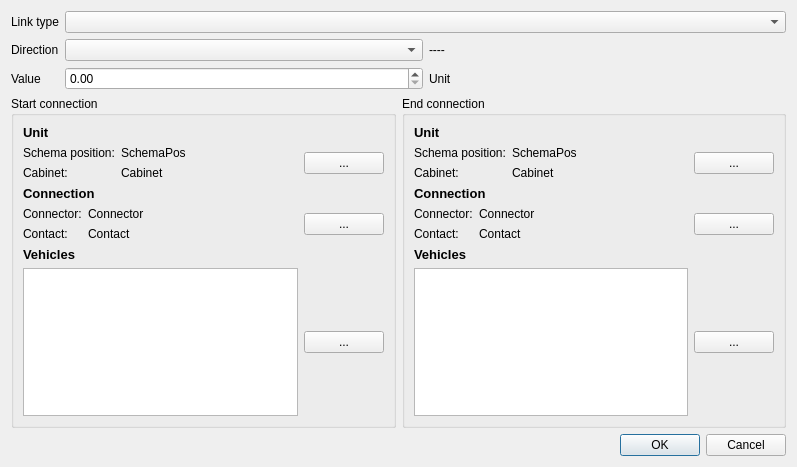
Old version of the form tools/mdtcablelist/src/mdtClUnitLinkDialog.ui in the repository scandyna/multidiagtools.
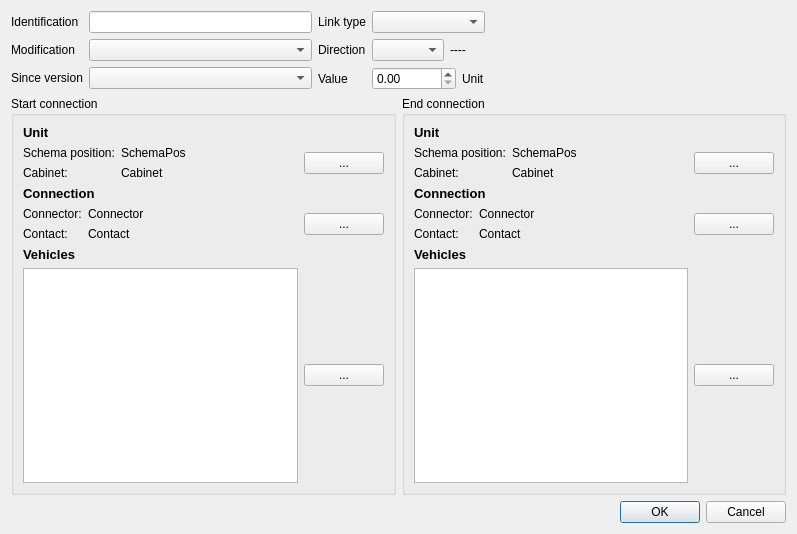
New version of the form.

```diff
--- a/tools/mdtcablelist/src/mdtClUnitLinkDialog.ui
+++ b/tools/mdtcablelist/src/mdtClUnitLinkDialog.ui
@@ -7,7 +7,7 @@
     <x>0</x>
     <y>0</y>
     <width>797</width>
-    <height>467</height>
+    <height>534</height>
    </rect>
   </property>
   <property name="windowTitle">
@@ -15,6 +15,42 @@
   </property>
   <layout class="QVBoxLayout" name="verticalLayout_3">
    <item>
+    <layout class="QHBoxLayout" name="horizontalLayout_10">
+     <item>
+      <layout class="QFormLayout" name="formLayout_6">
+       <item row="0" column="0">
+        <widget class="QLabel" name="lbIdentification">
+         <property name="text">
+          <string>Identification</string>
+         </property>
+        </widget>
+       </item>
+       <item row="0" column="1">
+        <widget class="QLineEdit" name="leIdentification"/>
+       </item>
+       <item row="1" column="0">
+        <widget class="QLabel" name="lbModification">
+         <property name="text">
+          <string>Modification</string>
+         </property>
+        </widget>
+       </item>
+       <item row="1" column="1">
+        <widget class="QComboBox" name="cbModification"/>
+       </item>
+       <item row="2" column="0">
+        <widget class="QLabel" name="lbSinceVersion">
+         <property name="text">
+          <string>Since version</string>
+         </property>
+        </widget>
+       </item>
+       <item row="2" column="1">
+        <widget class="QComboBox" name="cbSinceVersion"/>
+       </item>
+      </layout>
+     </item>
+     <item>
     <layout class="QFormLayout" name="formLayout_3">
      <item row="0" column="0">
       <widget class="QLabel" name="lbLinkType">
@@ -75,6 +111,21 @@
     </layout>
    </item>
    <item>
+      <spacer name="horizontalSpacer_5">
+       <property name="orientation">
+        <enum>Qt::Horizontal</enum>
+       </property>
+       <property name="sizeHint" stdset="0">
+        <size>
+         <width>40</width>
+         <height>20</height>
+        </size>
+       </property>
+      </spacer>
+     </item>
+    </layout>
+   </item>
+   <item>
     <layout class="QHBoxLayout" name="horizontalLayout_9">
      <item>
       <widget class="QGroupBox" name="gbStartConnection">
```
Left out of the diff: 26 changed lines with no effect on the pictures. Lines whose indentation alone changed are shown as unchanged.
